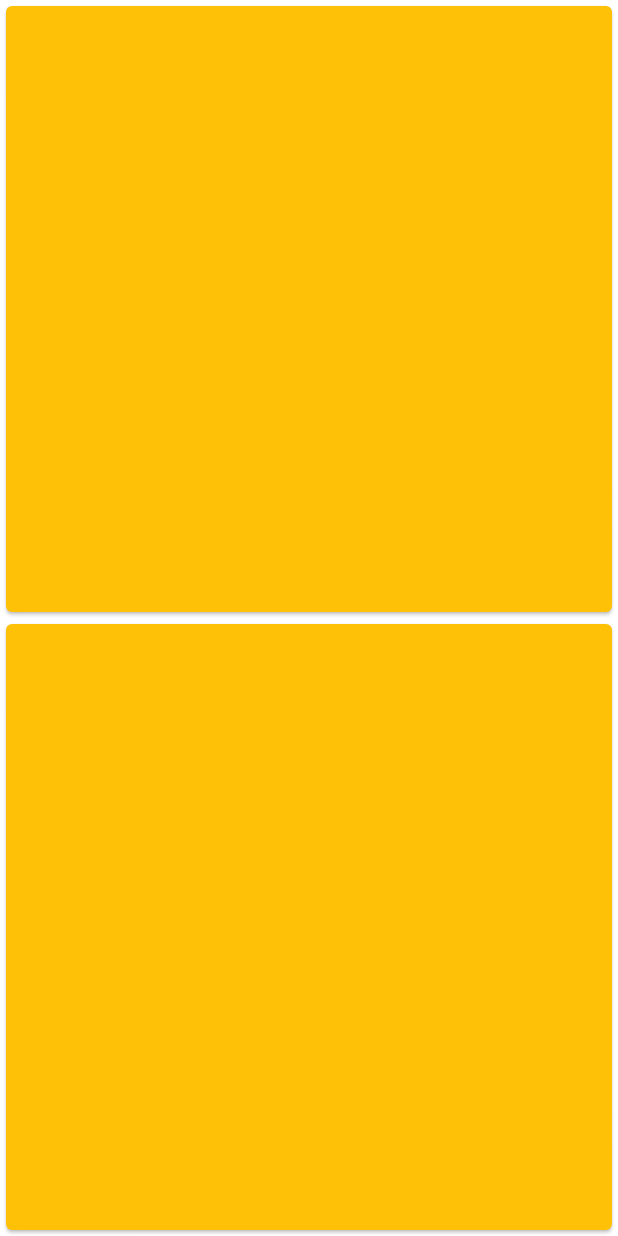
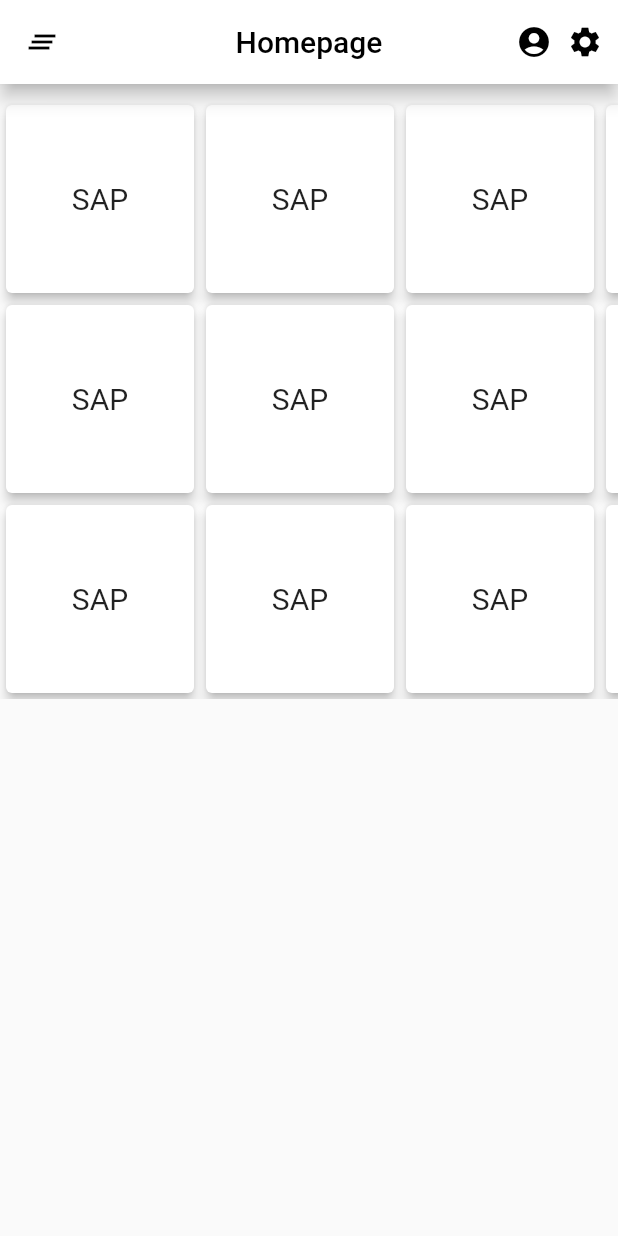
Before and after one commit to Eisharaghav/Content-Provider-, a Flutter app: the screen it shows after launch, on a phone screen of 412 x 824 dp. Run offline on Flutter 3.47's test engine with Material 2 defaults, Android fonts, the phone set to English and light mode, and no system bars.

Commit message:
creating homepage

```diff
--- a/lib/main.dart
+++ b/lib/main.dart
@@ -14,20 +14,73 @@ class MyApp extends StatelessWidget {
         primarySwatch: Colors.blue,
         visualDensity: VisualDensity.adaptivePlatformDensity,
       ),
-      home: Container(
-        height: 200,
+      home: HomePage(),
+    );
+  }
+}
+
+class HomePage extends StatefulWidget {
+  @override
+  _HomePageState createState() => _HomePageState();
+}
+
+class _HomePageState extends State<HomePage> {
+  @override
+  Widget build(BuildContext context) {
+    return Scaffold(
+      appBar: AppBar(
+        elevation: 5.0,
+        backgroundColor: Colors.white,
+        title: Text(
+          "Homepage",
+          style: TextStyle(
+            color: Colors.black,
+          ),
+        ),
+        centerTitle: true,
+        titleSpacing: 5.0,
+        leading: Icon(Icons.clear_all, color: Colors.black),
+        actions: <Widget>[
+          Icon(Icons.account_circle, color: Colors.black),
+          SizedBox(width: 10),
+          Icon(Icons.settings, color: Colors.black),
+          SizedBox(width: 10),
+        ],
+      ),
+      body: SafeArea(
+        child: SingleChildScrollView(
+          child: Column(
+            children: <Widget>[
+              SizedBox(height: 10),
+              Container(
+                height: 400,
                 child: GridView.count(
                   scrollDirection: Axis.horizontal,
-          crossAxisCount: 2,
-          children: List.generate(50, (index) {
+                  crossAxisCount: 3,
+                  children: List.generate(12, (index) {
                     return Container(
                       child: Card(
-                color: Colors.amber,
+                        elevation: 3.0,
+                        color: Colors.white,
+                        child: Container(
+                          alignment: Alignment.center,
+                          padding: EdgeInsets.all(15.0),
+                          child: Text(
+                            "SAP",
+                            style: TextStyle(
+                              fontSize: 20,
+                            ),
+                          ),
+                        ),
                       ),
                     );
                   }),
                 ),
               ),
+            ],
+          ),
+        ),
+      ),
     );
   }
 }
```
Lines whose indentation alone changed are shown as unchanged.
